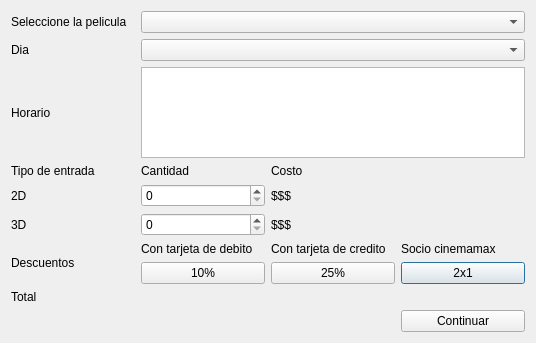
Before: the Qt Designer form Proyecto_Cine/venta.ui in moyeta-tech/Cine, drawn with Qt 5.
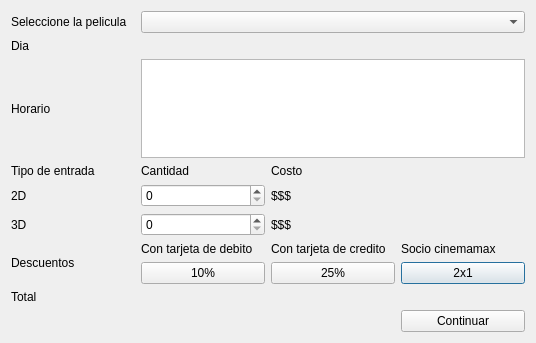
After: the same form once the commit is applied.

Commit message: correcion en venta

Patch:
```diff
--- a/Proyecto_Cine/venta.ui
+++ b/Proyecto_Cine/venta.ui
@@ -183,7 +183,11 @@
       <widget class="QListWidget" name="listWidget_horarios"/>
      </item>
      <item row="1" column="1" colspan="3">
-      <widget class="QComboBox" name="comboBox_dia"/>
+      <widget class="QLabel" name="label_dia">
+       <property name="text">
+        <string/>
+       </property>
+      </widget>
      </item>
     </layout>
    </item>
```
Left out of the diff: 174 changed lines with no effect on the pictures. The commit also changes 8 other files.
